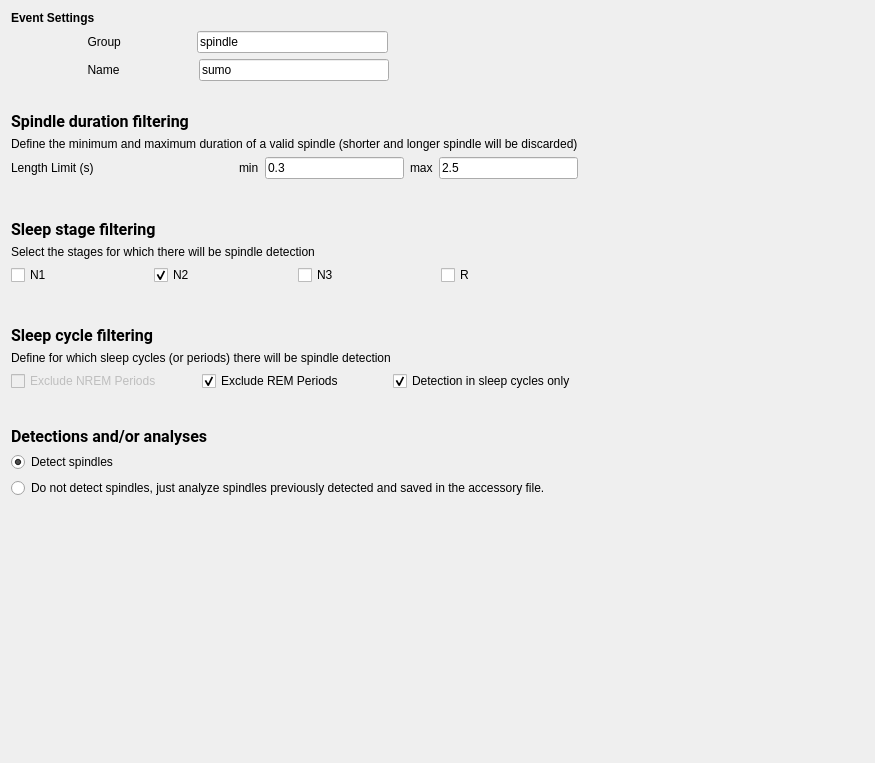
The window that tools/ValidateSnoozTools/ValidateSpindleDetectionSUMO/SpindleDetectorSelStep/Ui_SpindleDetectorSelStep.ui (klacourse/snooz-package-validation) describes before a commit, drawn with Qt 5.
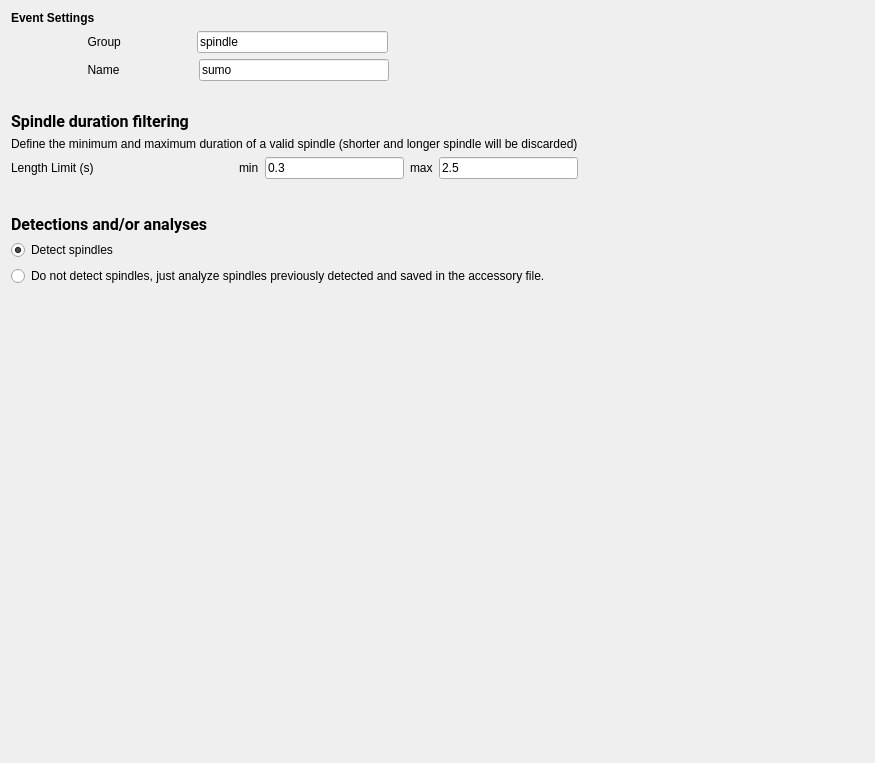
The same window after the commit.

Commit message: Modified the UI to remove some setting options

The edit to the form file:
```diff
--- a/tools/ValidateSnoozTools/ValidateSpindleDetectionSUMO/SpindleDetectorSelStep/Ui_SpindleDetectorSelStep.ui
+++ b/tools/ValidateSnoozTools/ValidateSpindleDetectionSUMO/SpindleDetectorSelStep/Ui_SpindleDetectorSelStep.ui
@@ -210,159 +210,15 @@
        </item>
       </layout>
      </item>
-     <item>
-      <spacer name="verticalSpacer_2">
-       <property name="orientation">
-        <enum>Qt::Vertical</enum>
-       </property>
-       <property name="sizeType">
-        <enum>QSizePolicy::Fixed</enum>
-       </property>
-       <property name="sizeHint" stdset="0">
-        <size>
-         <width>20</width>
-         <height>35</height>
-        </size>
-       </property>
-      </spacer>
-     </item>
      <item>
       <layout class="QVBoxLayout" name="verticalLayout_2">
        <item>
-        <widget class="QLabel" name="label_6">
-         <property name="font">
-          <font>
-           <family>Roboto</family>
-           <pointsize>12</pointsize>
-           <weight>50</weight>
-           <italic>false</italic>
-           <bold>false</bold>
-          </font>
-         </property>
-         <property name="text">
-          <string>&lt;html&gt;&lt;head/&gt;&lt;body&gt;&lt;p&gt;&lt;span style=&quot; font-weight:600;&quot;&gt;Sleep stage filtering&lt;/span&gt;&lt;/p&gt;&lt;/body&gt;&lt;/html&gt;</string>
-         </property>
-        </widget>
+        <layout class="QHBoxLayout" name="horizontalLayout_2"/>
        </item>
-       <item>
-        <widget class="QLabel" name="label_2">
-         <property name="text">
-          <string>Select the stages for which there will be spindle detection</string>
-         </property>
-        </widget>
-       </item>
-       <item>
-        <layout class="QHBoxLayout" name="horizontalLayout_2">
-         <item>
-          <widget class="QCheckBox" name="checkBox_n1">
-           <property name="text">
-            <string>N1</string>
-           </property>
-          </widget>
-         </item>
-         <item>
-          <widget class="QCheckBox" name="checkBox_n2">
-           <property name="text">
-            <string>N2</string>
-           </property>
-           <property name="checked">
-            <bool>true</bool>
-           </property>
-          </widget>
-         </item>
-         <item>
-          <widget class="QCheckBox" name="checkBox_n3">
-           <property name="text">
-            <string>N3</string>
-           </property>
-           <property name="checked">
-            <bool>false</bool>
-           </property>
-          </widget>
-         </item>
-         <item>
-          <widget class="QCheckBox" name="checkBox_r">
-           <property name="text">
-            <string>R</string>
-           </property>
-          </widget>
-         </item>
-        </layout>
-       </item>
       </layout>
      </item>
      <item>
-      <spacer name="verticalSpacer">
-       <property name="orientation">
-        <enum>Qt::Vertical</enum>
-       </property>
-       <property name="sizeType">
-        <enum>QSizePolicy::Fixed</enum>
-       </property>
-       <property name="sizeHint" stdset="0">
-        <size>
-         <width>20</width>
-         <height>35</height>
-        </size>
-       </property>
-      </spacer>
-     </item>
-     <item>
-      <widget class="QLabel" name="label_7">
-       <property name="font">
-        <font>
-         <family>Roboto</family>
-         <pointsize>12</pointsize>
-         <weight>50</weight>
-         <italic>false</italic>
-         <bold>false</bold>
-        </font>
-       </property>
-       <property name="text">
-        <string>&lt;html&gt;&lt;head/&gt;&lt;body&gt;&lt;p&gt;&lt;span style=&quot; font-weight:600;&quot;&gt;Sleep cycle filtering&lt;/span&gt;&lt;/p&gt;&lt;/body&gt;&lt;/html&gt;</string>
-       </property>
-      </widget>
-     </item>
-     <item>
-      <widget class="QLabel" name="label_9">
-       <property name="text">
-        <string>Define for which sleep cycles (or periods) there will be spindle detection</string>
-       </property>
-      </widget>
-     </item>
-     <item>
-      <layout class="QHBoxLayout" name="horizontalLayout_3">
-       <item>
-        <widget class="QCheckBox" name="checkBox_excl_nremp">
-         <property name="enabled">
-          <bool>false</bool>
-         </property>
-         <property name="text">
-          <string>Exclude NREM Periods</string>
-         </property>
-        </widget>
-       </item>
-       <item>
-        <widget class="QCheckBox" name="checkBox_excl_remp">
-         <property name="text">
-          <string>Exclude REM Periods</string>
-         </property>
-         <property name="checked">
-          <bool>true</bool>
-         </property>
-        </widget>
-       </item>
-       <item>
-        <widget class="QCheckBox" name="checkBox_only_cycles">
-         <property name="text">
-          <string>Detection in sleep cycles only</string>
-         </property>
-         <property name="checked">
-          <bool>true</bool>
-         </property>
-        </widget>
-       </item>
-      </layout>
+      <layout class="QHBoxLayout" name="horizontalLayout_3"/>
      </item>
      <item>
       <spacer name="verticalSpacer_5">
@@ -386,7 +242,6 @@
         <font>
          <family>Roboto</family>
          <pointsize>12</pointsize>
-         <weight>50</weight>
          <italic>false</italic>
          <bold>false</bold>
         </font>
```
Left out of the diff: 73 changed lines with no effect on the pictures. The commit also changes 7 other files.
